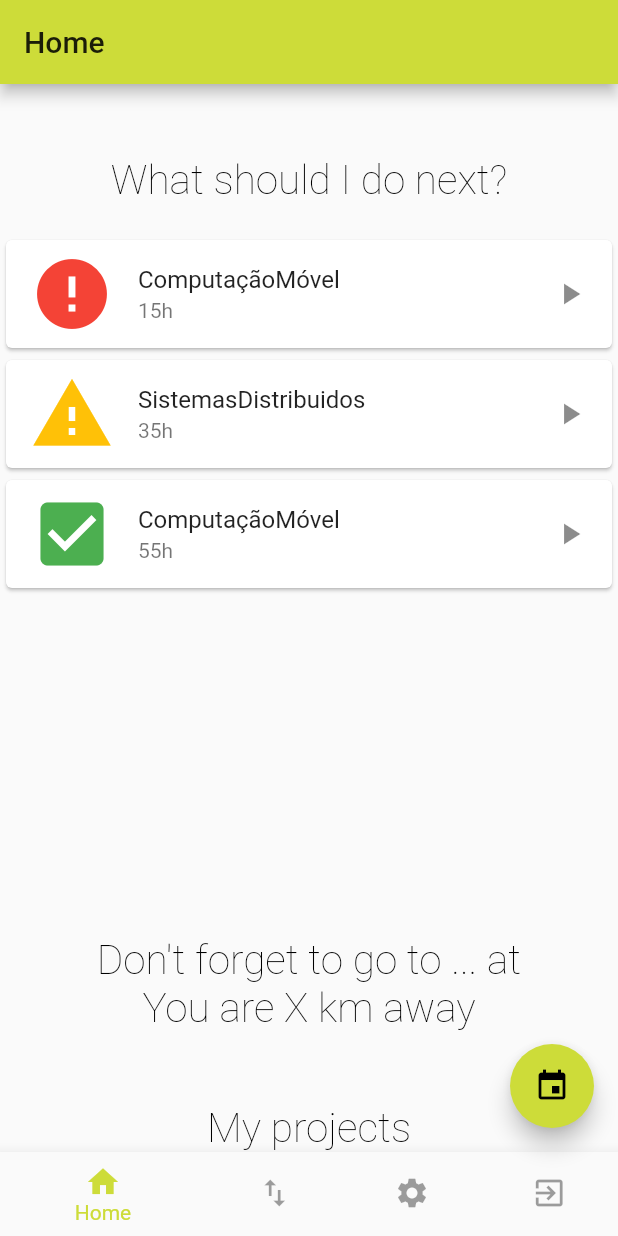
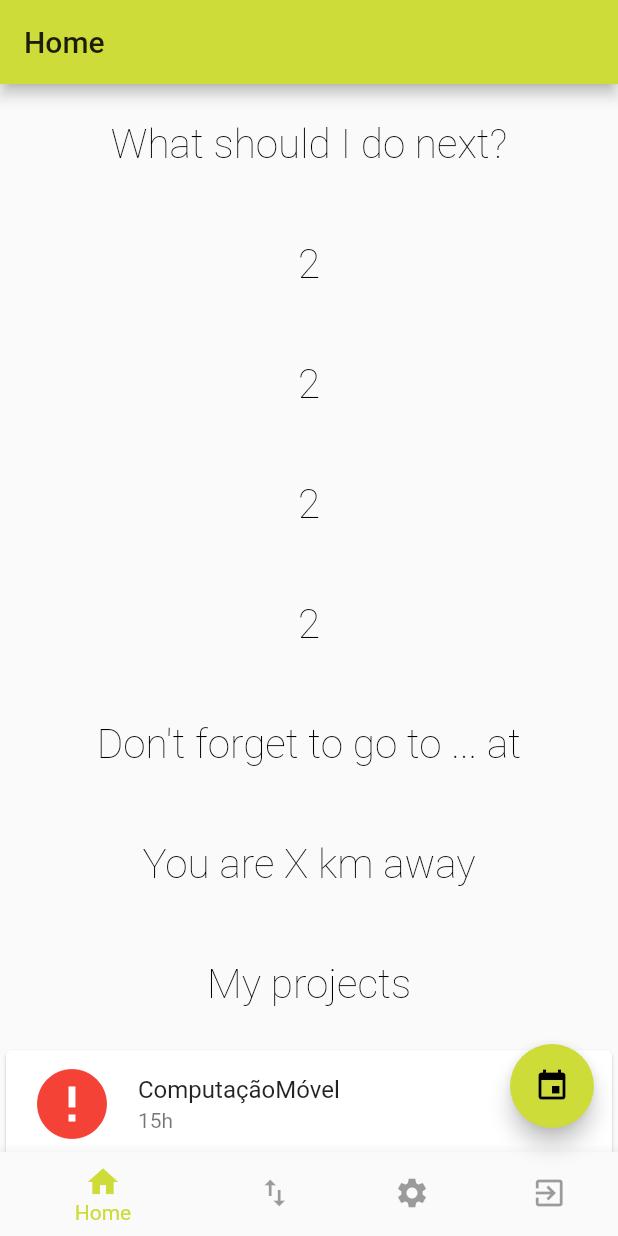
Before and after one commit to ijusto/plus_time, a Flutter app: the screen it shows after launch, on a phone screen of 412 x 824 dp. Run offline on Flutter 3.47's test engine with Material 2 defaults, Android fonts, the phone set to English and light mode, and no system bars; our stand-ins replace local_auth, location; missing offline and left inert: barcode_scan, device_calendar; accounts and stored records are empty; Roboto replaces fonts that are missing (Hind, Merriweather).

Commit message:
scroll able home page

```diff
--- a/plus_time/lib/home.dart
+++ b/plus_time/lib/home.dart
@@ -27,7 +27,11 @@ class HomePage extends StatefulWidget {
   final List<Card> projectsOverview = [
     Card(
       child: ListTile(
-            leading: Icon(Icons.error, size: 56.0, color: Colors.red,),
+        leading: Icon(
+          Icons.error,
+          size: 56.0,
+          color: Colors.red,
+        ),
         title: Text('ComputaçãoMóvel'),
         subtitle: Text('15h'),
         trailing: Icon(Icons.play_arrow),
@@ -35,7 +39,11 @@ class HomePage extends StatefulWidget {
     ),
     Card(
       child: ListTile(
-            leading: Icon(Icons.warning, size: 56.0, color: Colors.amber,),
+        leading: Icon(
+          Icons.warning,
+          size: 56.0,
+          color: Colors.amber,
+        ),
         title: Text('SistemasDistribuidos'),
         subtitle: Text('35h'),
         trailing: Icon(Icons.play_arrow),
@@ -43,7 +51,11 @@ class HomePage extends StatefulWidget {
     ),
     Card(
       child: ListTile(
-            leading: Icon(Icons.check_box, size: 56.0, color: Colors.green,),
+        leading: Icon(
+          Icons.check_box,
+          size: 56.0,
+          color: Colors.green,
+        ),
         title: Text('ComputaçãoMóvel'),
         subtitle: Text('55h'),
         trailing: Icon(Icons.play_arrow),
@@ -63,16 +75,16 @@ class _HomePageState extends State<HomePage> {
       _selectedIndex = index;
       print("Selected index is $_selectedIndex");
       switch (_selectedIndex) {
-        case 0:   // Home
+        case 0: // Home
           Navigator.pushNamed(context, '/');
           break;
-        case 1:   // Import/export
+        case 1: // Import/export
           Navigator.pushNamed(context, '/qrModule');
           break;
-        case 2:   // Settings
+        case 2: // Settings
           Navigator.pushNamed(context, '/settings');
           break;
-        case 3:   // Logout
+        case 3: // Logout
           Navigator.pushNamed(context, '/login');
           break;
       }
@@ -97,66 +109,49 @@ class _HomePageState extends State<HomePage> {
     });
   }
 
+  List<String> litems = [
+    "What should I do next?",
+    "2",
+    "2",
+    "2",
+    "2",
+    "Don't forget to go to ... at",
+    "You are X km away",
+    "My projects"
+  ];
+
   // Create the layout
   @override
   Widget build(BuildContext context) {
     return Scaffold(
-      appBar:  AppBar(
+      appBar: AppBar(
         title: Text(widget.title),
       ),
-
-      body: Center(
-        child:
-           Column(
-
-            children: <Widget>[
-               Padding(
+      body: CustomScrollView(
+        slivers: <Widget>[
+          SliverList(
+            delegate: SliverChildBuilderDelegate(
+              (BuildContext context, int index) {
+                return Container(
+                  child: new Padding(
                     padding: const EdgeInsets.all(24.0),
-              ),
-
-               Text(
-              "What should I do next?",
+                    child: Center(
+                      child: Text(
+                        litems[index],
                         style: Theme.of(context).textTheme.title,
                       ),
-
-               Padding(
-                padding: const EdgeInsets.all(10.0),
-              ),
-
-               Expanded (
-                 child: ListView(
-                   children: widget.projectsOverview,),
-               ),
-
-               Padding(
-                padding: const EdgeInsets.all(24.0),
-              ),
-
-               Text(
-              "Don't forget to go to ... at",
-                 style: Theme.of(context).textTheme.title,
-              ),
-
-               Text(
-              "You are X km away",
-                 style: Theme.of(context).textTheme.title,
-              ),
-
-               Padding(
-                padding: const EdgeInsets.all(24.0),
-              ),
-
-               Text(
-              "My projects",
-                style: Theme.of(context).textTheme.title,
-              ),
-
-
-            ]
-
                     ),
                   ),
-
+                );
+              },
+              childCount: litems.length,
+            ),
+          ),
+          SliverList(
+            delegate: SliverChildListDelegate(widget.projectsOverview),
+          ),
+        ],
+      ),
       bottomNavigationBar: BottomNavigationBar(
         items: const <BottomNavigationBarItem>[
           BottomNavigationBarItem(
@@ -181,7 +176,6 @@ class _HomePageState extends State<HomePage> {
         unselectedItemColor: Theme.of(context).disabledColor,
         onTap: _onItemTapped,
       ),
-
       floatingActionButton: FloatingActionButton(
         onPressed: _addEvent,
         tooltip: 'Add Event',
```
Also changed, not shown: plus_time/lib/main.dart (+13 -10 lines). Lines whose indentation alone changed are shown as unchanged.
